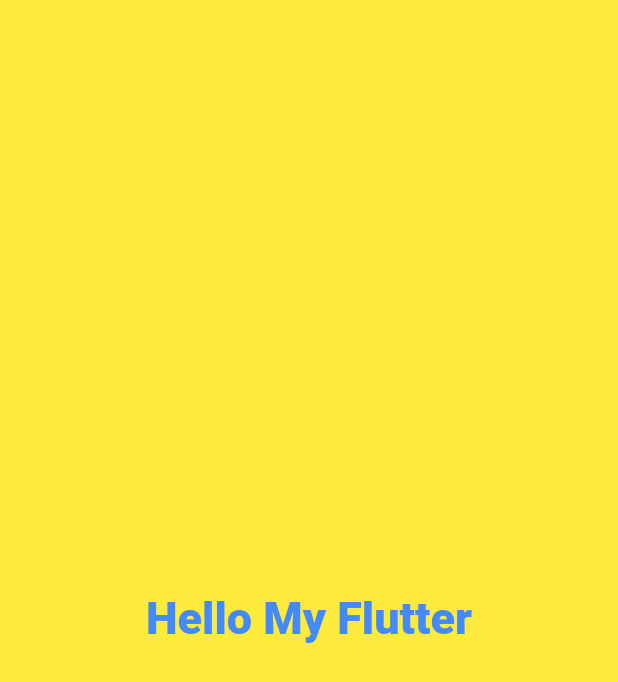
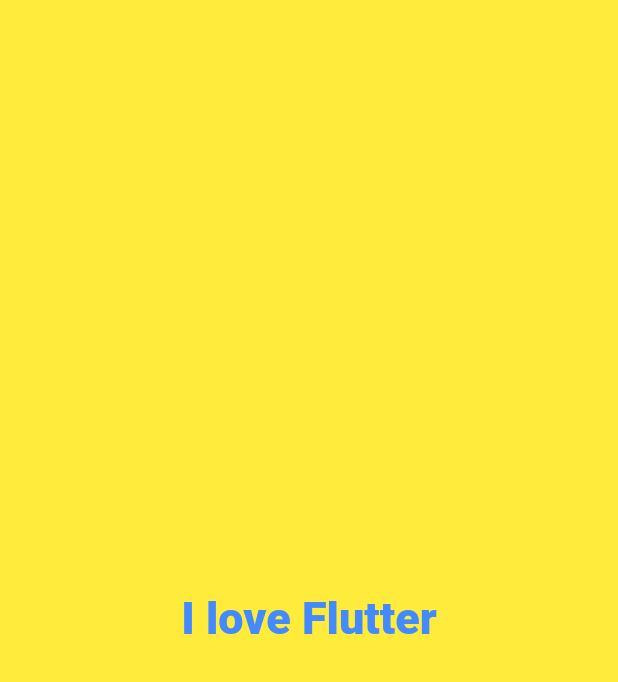
Before and after one commit to qahor0v/app1, a Flutter app: the screen it shows after launch, on a phone screen of 412 x 824 dp. Shown: the top 682 px of the screen. Run offline on Flutter 3.47's test engine with Material 2 defaults, Android fonts, the phone set to English and light mode, and no system bars.

Commit message:
Initial commit

```diff
--- a/lib/main.dart
+++ b/lib/main.dart
@@ -28,7 +28,7 @@ class HelloWorld extends StatelessWidget {
       backgroundColor: Colors.yellow,
       body: Center(
         child: Text(
-          "Hello My Flutter",
+          "I love Flutter",
           style: TextStyle(
             color: Colors.blueAccent,
             fontWeight: FontWeight.w800,
```
Also changed, not shown: 1 other file.
